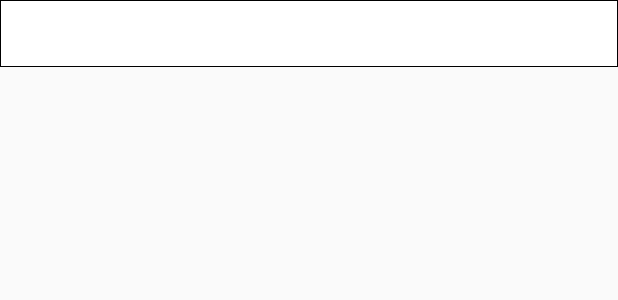
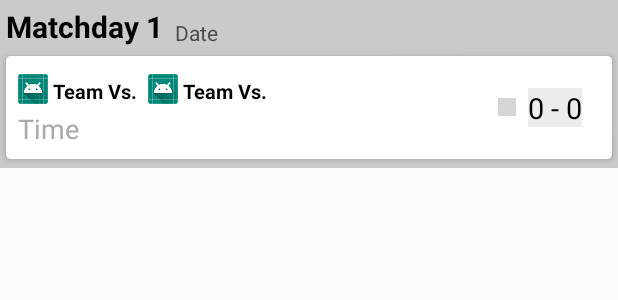
Before and after one commit to BinBobbert/FootballApp, an Android app: the layout row_layout.xml on its own in the app's theme, with its tools: preview values and no code run, on a phone screen of 412 x 824 dp. Shown: the top 300 px of the screen. Run offline under Robolectric (Android 15) with nearby library versions, the phone set to English and light mode, and no system bars; grey boxes are pictures that could not be loaded.

Commit message:
Added: - Properly showing dates and matchday - Added team logos on previous commit

```diff
--- a/app/src/main/java/com/example/namegame/data/matchData/Matches.kt
+++ b/app/src/main/java/com/example/namegame/data/matchData/Matches.kt
@@ -17,7 +17,7 @@ data class Matches(
     @Json(name = "lastUpdated")
     val lastUpdated: String?,
     @Json(name = "matchday")
-    val matchday: Int?,
+    val matchday: Int,
     @Json(name = "referees")
     val referees: List<Any?>?,
     @Json(name = "score")
--- a/app/src/main/res/layout/row_layout.xml
+++ b/app/src/main/res/layout/row_layout.xml
@@ -1,15 +1,148 @@
 <?xml version="1.0" encoding="utf-8"?>
-<LinearLayout xmlns:android="http://schemas.android.com/apk/res/android"
-    android:orientation="vertical"
+
+
+
+<androidx.constraintlayout.widget.ConstraintLayout
+    xmlns:android="http://schemas.android.com/apk/res/android"
+    xmlns:app="http://schemas.android.com/apk/res-auto"
+    xmlns:tools="http://schemas.android.com/tools"
     android:layout_width="match_parent"
-    android:layout_height="wrap_content">
+    android:layout_height="wrap_content"
+    android:background="#cacaca">
+
 
     <TextView
-        android:id="@+id/match_name"
+        android:id="@+id/match_date"
+        android:layout_width="wrap_content"
+        android:layout_height="wrap_content"
+
+        android:layout_marginStart="4dp"
+        android:layout_marginTop="4dp"
+
+        android:text="Matchday 1"
+        android:textColor="#000"
+        android:textSize="20sp"
+        android:textStyle="bold"
+        app:layout_constraintEnd_toEndOf="parent"
+        app:layout_constraintHorizontal_bias="0.0"
+        app:layout_constraintStart_toStartOf="parent"
+        app:layout_constraintTop_toTopOf="parent" />
+
+    <TextView
+        android:id="@+id/matchday"
+        android:layout_width="wrap_content"
+        android:layout_height="wrap_content"
+        android:text="Date"
+        android:textColor="#4b4b4b"
+        android:textSize="14sp"
+        android:layout_marginStart="8dp"
+        android:layout_marginTop="12dp"
+        app:layout_constraintStart_toEndOf="@+id/match_date"
+        app:layout_constraintTop_toTopOf="parent" />
+
+    <androidx.cardview.widget.CardView
         android:layout_width="match_parent"
-        android:layout_height="match_parent"
-        android:padding="10dp"
-        android:textSize="18sp"
-        android:background="@drawable/border" />
+        android:layout_height="wrap_content"
+        app:cardCornerRadius="3dp"
+        app:cardElevation="3dp"
+        app:cardUseCompatPadding="true"
+        app:layout_constraintEnd_toEndOf="parent"
+        app:layout_constraintStart_toStartOf="parent"
+        app:layout_constraintTop_toBottomOf="@+id/match_date">
 
-</LinearLayout>
+        <androidx.constraintlayout.widget.ConstraintLayout
+
+            android:layout_width="match_parent"
+            android:layout_height="wrap_content"
+            android:padding="8dp">
+
+
+            <TextView
+                android:id="@+id/match_team"
+                android:layout_width="wrap_content"
+                android:layout_height="wrap_content"
+                android:layout_marginStart="3dp"
+                android:layout_marginTop="6dp"
+                android:text="Team Vs. "
+                android:textColor="#000"
+                android:textSize="13sp"
+                android:textStyle="bold"
+                app:layout_constraintStart_toEndOf="@+id/home_logo"
+                app:layout_constraintTop_toTopOf="parent" />
+
+            <TextView
+                android:id="@+id/match_team2"
+                android:layout_width="wrap_content"
+                android:layout_height="wrap_content"
+                android:layout_marginStart="3dp"
+                android:layout_marginTop="6dp"
+                android:text="Team Vs."
+                android:textColor="#000"
+                android:textSize="13sp"
+                android:textStyle="bold"
+                app:layout_constraintStart_toEndOf="@+id/away_logo"
+                app:layout_constraintTop_toTopOf="parent" />
+
+
+            <TextView
+                android:id="@+id/match_time"
+                android:layout_width="wrap_content"
+                android:layout_height="wrap_content"
+                android:layout_marginTop="4dp"
+                android:text="Time"
+                android:textColor="#a9a9a9"
+                android:textSize="18sp"
+                app:layout_constraintStart_toStartOf="parent"
+                app:layout_constraintTop_toBottomOf="@+id/home_logo" />
+
+            <TextView
+                android:id="@+id/match_score"
+                android:layout_width="wrap_content"
+                android:layout_height="wrap_content"
+                android:background="#ececec"
+                android:text="0 - 0"
+                android:textColor="#000"
+                android:textSize="19sp"
+                android:visibility="visible"
+                android:layout_marginEnd="12dp"
+                app:layout_constraintBottom_toBottomOf="parent"
+                app:layout_constraintEnd_toEndOf="parent"
+                app:layout_constraintTop_toTopOf="parent"
+                app:layout_constraintVertical_bias="0.488" />
+
+            <ImageView
+                android:id="@+id/home_logo"
+                android:layout_width="20dp"
+                android:layout_height="20dp"
+                android:layout_marginTop="4dp"
+                app:layout_constraintStart_toStartOf="parent"
+                app:layout_constraintTop_toTopOf="parent"
+                app:srcCompat="@mipmap/ic_launcher" />
+
+            <ImageView
+                android:id="@+id/away_logo"
+                android:layout_width="20dp"
+                android:layout_height="20dp"
+                android:layout_marginStart="3dp"
+                android:layout_marginTop="4dp"
+                app:layout_constraintStart_toEndOf="@+id/match_team"
+                app:layout_constraintTop_toTopOf="parent"
+                app:srcCompat="@mipmap/ic_launcher" />
+
+            <ImageView
+                android:id="@+id/in_play"
+                android:layout_width="12dp"
+                android:layout_height="12dp"
+
+                android:layout_marginTop="20dp"
+                android:layout_marginEnd="8dp"
+                app:layout_constraintEnd_toStartOf="@+id/match_score"
+                app:layout_constraintTop_toTopOf="parent"
+                app:srcCompat="@drawable/red_circle" />
+
+        </androidx.constraintlayout.widget.ConstraintLayout>
+
+
+    </androidx.cardview.widget.CardView>
+
+</androidx.constraintlayout.widget.ConstraintLayout >
```
Also changed, not shown: app/src/main/java/com/example/namegame/eredivisie/eredivisieModel.kt (+47 -4 lines), app/src/main/res/layout/row.xml (deleted, +0 -113 lines).
